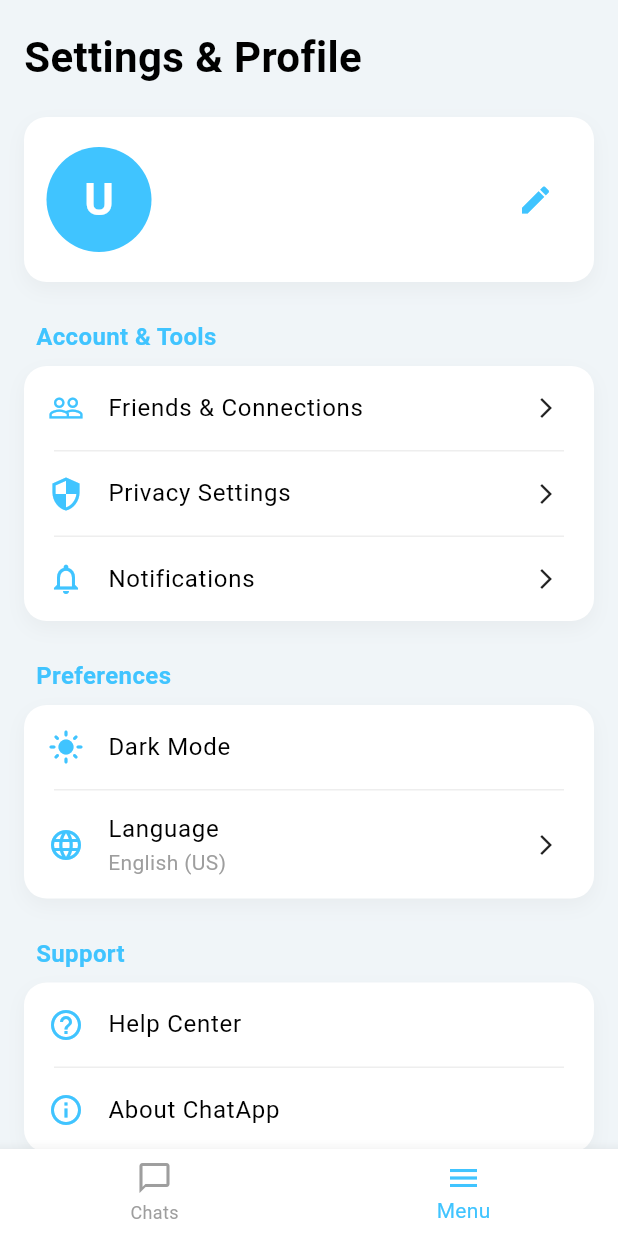
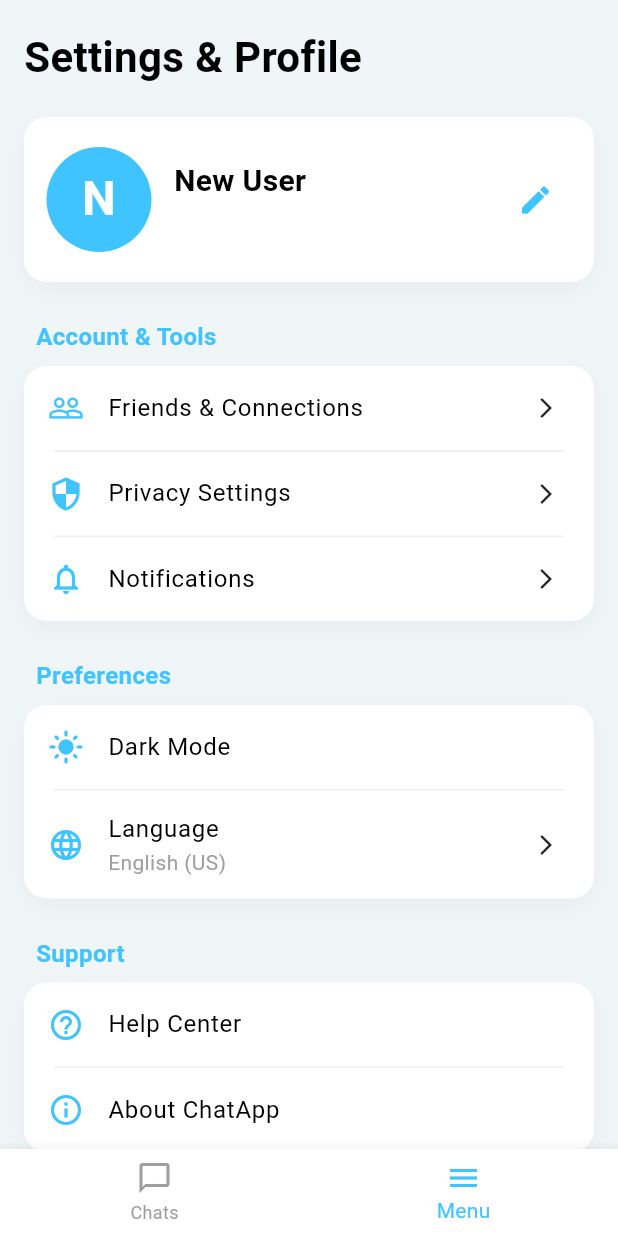
Before and after one commit to jui1960/Chat-App-----flutter, a Flutter app: the HomeScreen screen opened directly, item 2 of the bottom bar chosen, on a phone screen of 412 x 824 dp. Run offline on Flutter 3.47's test engine with Material 3 defaults, Android fonts, the phone set to English and light mode, and no system bars; our stand-ins replace cloud_firestore, firebase_auth, firebase_core, shared_preferences; accounts and stored records are empty.

Commit message:
profile pic fixed

```diff
--- a/lib/main.dart
+++ b/lib/main.dart
@@ -1,4 +1,4 @@
-// lib/main.dart
+// lib/main.dart (FINAL UPDATED CODE)
 
 import 'package:flutter/material.dart';
 import 'package:firebase_core/firebase_core.dart';
@@ -7,34 +7,27 @@ import 'package:provider/provider.dart';
 import 'theme_notifier.dart';
 import 'screens/login_screen.dart';
 import 'package:chat_app/screens/home_screen.dart';
-// NEW: UserStatusTracker ইমপোর্ট করুন
-import 'screens//user_status_tracker.dart';
+// ইমপোর্ট পাথ ঠিক করা হলো
+import 'screens/user_status_tracker.dart';
 
 
 void main() async {
   WidgetsFlutterBinding.ensureInitialized();
   await Firebase.initializeApp();
 
-  // 1. Load the saved theme preference before running the app
   final savedThemeMode = await ThemeNotifier.loadThemeMode();
-
-  // NEW: স্ট্যাটাস ট্র্যাকার ইনিশিয়ালাইজ করুন
-  // এটি প্রথম ইউজার লগইন হওয়ার সাথে সাথেই কাজ শুরু করবে
-  UserStatusTracker();
 
   runApp(
     ChangeNotifierProvider(
-      // 2. Initialize ThemeNotifier with the loaded theme mode
       create: (_) => ThemeNotifier(savedThemeMode),
-      child: ChatApp(),
+      child: const ChatApp(),
     ),
   );
 }
 
 class ChatApp extends StatelessWidget {
-// ... (Rest of the ChatApp code remains unchanged)
-// ...
-// ...
+  const ChatApp({super.key});
+
   @override
   Widget build(BuildContext context) {
     final themeNotifier = Provider.of<ThemeNotifier>(context);
@@ -43,28 +36,46 @@ class ChatApp extends StatelessWidget {
       debugShowCheckedModeBanner: false,
       title: 'Chat App',
       themeMode: themeNotifier.themeMode,
+
       theme: ThemeData(
           brightness: Brightness.light,
           scaffoldBackgroundColor: const Color(0xFFF0F5F8),
-          appBarTheme: const AppBarTheme(backgroundColor: Color(0xFFF0F5F8), elevation: 0, iconTheme: IconThemeData(color: Colors.black)),
-          colorScheme: ColorScheme.fromSwatch(primarySwatch: Colors.blue).copyWith(secondary: Colors.lightBlueAccent, surface: Colors.white),
+          appBarTheme: const AppBarTheme(
+              backgroundColor: Color(0xFFF0F5F8),
+              elevation: 0,
+              iconTheme: IconThemeData(color: Colors.black)
+          ),
+          colorScheme: ColorScheme.fromSwatch(primarySwatch: Colors.blue).copyWith(
+              secondary: Colors.lightBlueAccent,
+              surface: Colors.white
+          ),
           textTheme: const TextTheme(
             bodyLarge: TextStyle(color: Colors.black),
             bodyMedium: TextStyle(color: Colors.black87),
             bodySmall: TextStyle(color: Colors.grey),
           )
       ),
+
       darkTheme: ThemeData(
           brightness: Brightness.dark,
           scaffoldBackgroundColor: const Color(0xFF141A23),
-          appBarTheme: const AppBarTheme(backgroundColor: Color(0xFF141A23), elevation: 0, iconTheme: IconThemeData(color: Colors.white)),
-          colorScheme: ColorScheme.fromSwatch(primarySwatch: Colors.blue).copyWith(secondary: Colors.lightBlueAccent, surface: const Color(0xFF1E2733), brightness: Brightness.dark),
+          appBarTheme: const AppBarTheme(
+              backgroundColor: Color(0xFF141A23),
+              elevation: 0,
+              iconTheme: IconThemeData(color: Colors.white)
+          ),
+          colorScheme: ColorScheme.fromSwatch(primarySwatch: Colors.blue).copyWith(
+              secondary: Colors.lightBlueAccent,
+              surface: const Color(0xFF1E2733),
+              brightness: Brightness.dark
+          ),
           textTheme: const TextTheme(
             bodyLarge: TextStyle(color: Colors.white),
             bodyMedium: TextStyle(color: Colors.white70),
             bodySmall: TextStyle(color: Colors.grey),
           )
       ),
+
       home: FirebaseAuth.instance.currentUser != null
           ? const HomeScreen()
           : const LoginScreen(),
--- a/lib/menu_view.dart
+++ b/lib/menu_view.dart
@@ -1,11 +1,23 @@
+// lib/screens/menu_view.dart
+
 import 'package:flutter/material.dart';
 import 'package:firebase_auth/firebase_auth.dart';
 import 'package:provider/provider.dart';
+import 'package:cloud_firestore/cloud_firestore.dart';
 import 'theme_notifier.dart';
 import 'package:chat_app/screens/login_screen.dart';
+// ✅ AvatarWithLetter উইজেটটি ইমপোর্ট করা হয়েছে
+import '../widgets/avatar_with_letter.dart';
 
-class MenuView extends StatelessWidget {
+class MenuView extends StatefulWidget {
   const MenuView({super.key});
+
+  @override
+  State<MenuView> createState() => _MenuViewState();
+}
+
+class _MenuViewState extends State<MenuView> {
+  final _currentUser = FirebaseAuth.instance.currentUser;
 
   void _logout(BuildContext context) async {
     await FirebaseAuth.instance.signOut();
@@ -15,9 +27,21 @@ class MenuView extends StatelessWidget {
     );
   }
 
+  Stream<DocumentSnapshot>? _userStream;
+
+  @override
+  void initState() {
+    super.initState();
+    if (_currentUser != null) {
+      _userStream = FirebaseFirestore.instance
+          .collection('users')
+          .doc(_currentUser!.uid)
+          .snapshots();
+    }
+  }
+
   @override
   Widget build(BuildContext context) {
-    final user = FirebaseAuth.instance.currentUser;
     final isDarkMode = Theme.of(context).brightness == Brightness.dark;
     final surfaceColor = isDarkMode ? const Color(0xFF1E2733) : Colors.white;
 
@@ -37,7 +61,7 @@ class MenuView extends StatelessWidget {
               ),
             ),
           ),
-          _buildProfileSection(context, user, surfaceColor),
+          _buildProfileSection(context, surfaceColor),
           const SizedBox(height: 25),
           _buildSectionHeader(context, 'Account & Tools'),
           _buildSettingsCard(
@@ -91,18 +115,29 @@ class MenuView extends StatelessWidget {
     );
   }
 
-  Widget _buildProfileSection(BuildContext context, User? user, Color cardColor) {
+  Widget _buildProfileSection(BuildContext context, Color cardColor) {
+    if (_currentUser == null || _userStream == null) {
+      return const Center(child: Text("User not logged in."));
+    }
+
+    return StreamBuilder<DocumentSnapshot>(
+      stream: _userStream,
+      builder: (context, snapshot) {
+        if (snapshot.connectionState == ConnectionState.waiting) {
+          return const Center(child: CircularProgressIndicator());
+        }
+        if (snapshot.hasError) {
+          return Center(child: Text('Error loading profile: ${snapshot.error}'));
+        }
+
+        final userData = snapshot.data!.data() as Map<String, dynamic>?;
+
+        final userImageUrl = userData?['imageUrl'] ?? '';
+        final displayName = userData?['fullName'] ?? userData?['username'] ?? 'New User';
+        final email = _currentUser!.email ?? 'Email not available';
+
         final theme = Theme.of(context);
         final isDarkMode = theme.brightness == Brightness.dark;
-
-    // Safety check: Get the first letter of the display name
-    String initials = 'U';
-    String? displayName = user?.displayName;
-
-    if (displayName != null && displayName.isNotEmpty) {
-      // FIX: Ensure the string is not empty before calling substring(0, 1)
-      initials = displayName.substring(0, 1).toUpperCase();
-    }
 
         return Container(
           decoration: BoxDecoration(
@@ -113,13 +148,14 @@ class MenuView extends StatelessWidget {
           padding: const EdgeInsets.symmetric(vertical: 20, horizontal: 15),
           child: Row(
             children: [
-          CircleAvatar(
+              // 🛑 FIX: CircleAvatar-কে AvatarWithLetter দিয়ে রিপ্লেস করা হলো
+              AvatarWithLetter(
+                imageUrl: userImageUrl,
+                userName: displayName,
                 radius: 35,
-            backgroundColor: theme.colorScheme.secondary,
-            child: Text(
-              initials, // Use the safely determined initial
-              style: const TextStyle(fontSize: 30, color: Colors.white, fontWeight: FontWeight.bold),
-            ),
+                // Menu স্ক্রিনে অনলাইন ইন্ডিকেটর সাধারণত লাগে না, তাই false
+                isOnline: false,
+                onlineIndicatorBackgroundColor: cardColor,
               ),
               const SizedBox(width: 15),
               Expanded(
@@ -127,13 +163,13 @@ class MenuView extends StatelessWidget {
                   crossAxisAlignment: CrossAxisAlignment.start,
                   children: [
                     Text(
-                  displayName ?? 'New User',
+                      displayName,
                       style: TextStyle(fontSize: 20, fontWeight: FontWeight.bold, color: theme.textTheme.bodyLarge?.color),
                       overflow: TextOverflow.ellipsis,
                     ),
                     const SizedBox(height: 4),
                     Text(
-                  user?.email ?? 'Status: Available',
+                      email,
                       style: TextStyle(fontSize: 14, color: isDarkMode ? Colors.grey.shade400 : Colors.grey.shade600),
                       overflow: TextOverflow.ellipsis,
                     ),
@@ -149,8 +185,11 @@ class MenuView extends StatelessWidget {
             ],
           ),
         );
+      },
+    );
   }
 
+  // --- Helper Widgets (Unchanged) ---
   Widget _buildSectionHeader(BuildContext context, String title) {
     return Padding(
       padding: const EdgeInsets.only(left: 8.0, bottom: 8.0),
--- a/lib/screens/user_status_tracker.dart
+++ b/lib/screens/user_status_tracker.dart
@@ -1,46 +1,71 @@
-import 'package:flutter/material.dart';
+// lib/screens/user_status_tracker.dart (FINAL CORRECTED CODE)
+
+import 'package:flutter/widgets.dart';
+import 'package:firebase_auth/firebase_auth.dart';
 import 'package:cloud_firestore/cloud_firestore.dart';
-import 'package:firebase_auth/firebase_auth.dart';
 
-class UserStatusTracker extends WidgetsBindingObserver {
+class UserStatusTracker extends StatefulWidget {
+  const UserStatusTracker({super.key, required this.child});
+  final Widget child;
+
+  @override
+  State<UserStatusTracker> createState() => _UserStatusTrackerState();
+}
+
+class _UserStatusTrackerState extends State<UserStatusTracker> with WidgetsBindingObserver {
   final _firestore = FirebaseFirestore.instance;
-  final _userId = FirebaseAuth.instance.currentUser?.uid;
+  final _auth = FirebaseAuth.instance;
+  User? _currentUser;
 
-  UserStatusTracker() {
-    // WidgetsBinding-এ Observer হিসেবে নিজেকে যোগ করা
+  @override
+  void initState() {
+    super.initState();
     WidgetsBinding.instance.addObserver(this);
 
-    // অ্যাপ চালু হওয়ার সাথে সাথেই স্ট্যাটাস "Online" করা
-    if (_userId != null) {
-      _updateUserStatus(true);
+    _currentUser = _auth.currentUser;
+    if (_currentUser != null) {
+      _setUserStatus(isOnline: true);
     }
   }
 
-  // যখন অ্যাপের লাইফসাইকেল স্টেট পরিবর্তন হয়
+  @override
+  void dispose() {
+    WidgetsBinding.instance.removeObserver(this);
+    if (_currentUser != null) {
+      _setUserStatus(isOnline: false);
+    }
+    super.dispose();
+  }
+
   @override
   void didChangeAppLifecycleState(AppLifecycleState state) {
-    if (_userId == null) return;
+    _currentUser = _auth.currentUser;
+    if (_currentUser == null) return;
 
     if (state == AppLifecycleState.resumed) {
-      // অ্যাপ ফোরগ্রাউন্ডে আসলে (খুললে)
-      _updateUserStatus(true);
-    } else if (state == AppLifecycleState.inactive ||
-        state == AppLifecycleState.paused ||
-        state == AppLifecycleState.detached) {
-      // অ্যাপ ব্যাকগ্রাউন্ডে গেলে বা বন্ধ হলে
-      _updateUserStatus(false);
+      _setUserStatus(isOnline: true);
+    } else if (state == AppLifecycleState.paused || state == AppLifecycleState.detached) {
+      _setUserStatus(isOnline: false);
     }
   }
 
-  // Firestore-এ স্ট্যাটাস আপডেট করার মূল ফাংশন
-  void _updateUserStatus(bool isOnline) {
-    _firestore.collection('users').doc(_userId).update({
+  void _setUserStatus({required bool isOnline}) {
+    if (_currentUser == null) return;
+
+    final userRef = _firestore.collection('users').doc(_currentUser!.uid);
+
+    final data = {
       'isOnline': isOnline,
-      // শেষ কখন দেখা গেছে তার রেকর্ড
-      'lastSeen': FieldValue.serverTimestamp(),
-    }).catchError((error) {
-      // যদি Firestore-এ ডেটা সেভ করতে কোনো সমস্যা হয় (যেমন 'users' কালেকশন না থাকলে)
-      print('Failed to update user status: $error');
+      if (!isOnline) 'lastSeen': Timestamp.now(),
+    };
+
+    userRef.set(data, SetOptions(merge: true)).catchError((error) {
+      debugPrint("Failed to update status: $error");
     });
   }
+
+  @override
+  Widget build(BuildContext context) {
+    return widget.child;
+  }
 }
--- a/lib/widgets/avatar_with_letter.dart
+++ b/lib/widgets/avatar_with_letter.dart
@@ -1,6 +1,8 @@
 import 'package:flutter/material.dart';
 
 class AvatarWithLetter extends StatelessWidget {
+  // imageUrl এবং userName-কে অবশ্যই non-nullable String হতে হবে।
+  // কল করার সময় null এলে, calling site-এ ?? '' ব্যবহার করতে হবে।
   final String imageUrl;
   final String userName;
   final double radius;
@@ -17,8 +19,10 @@ class AvatarWithLetter extends StatelessWidget {
   });
 
   // Determines if the URL is a placeholder/default URL
+  // এটি পরীক্ষা করে যে URL খালি, নাকি একটি ডিফল্ট URL।
   bool _isImageValid(String url) {
-    // এখানে আপনি আপনার ডিফল্ট/প্লেসহোল্ডার URL-এর সাথে তুলনা করতে পারেন
+    // URL যদি খালি হয় (''), তবে এটি false দেবে।
+    // ফলে Text Avatar দেখাবে।
     return url.isNotEmpty && url != 'https://via.placeholder.com/150';
   }
 
@@ -31,6 +35,7 @@ class AvatarWithLetter extends StatelessWidget {
 
   @override
   Widget build(BuildContext context) {
+    // এখানে কোনো পরিবর্তন দরকার নেই, কারণ লজিক ঠিক আছে
     final bool useImage = _isImageValid(imageUrl);
     final String firstLetter = _getFirstLetter(userName);
 
@@ -41,7 +46,9 @@ class AvatarWithLetter extends StatelessWidget {
     final Widget avatar = CircleAvatar(
       radius: radius,
       backgroundColor: Theme.of(context).colorScheme.secondary,
-      backgroundImage: useImage ? NetworkImage(imageUrl) : null,
+      backgroundImage: useImage
+          ? NetworkImage(imageUrl) // এখানে এখন error দেবে না, কারণ imageUrl non-empty
+          : null,
       child: useImage
           ? null
           : Text(
```
Also changed, not shown: lib/screens/chat_screen.dart (+26 -15 lines), lib/screens/home_screen.dart (+24 -14 lines), lib/screens/user_profile_screen.dart (+18 -20 lines). Lines whose indentation alone changed are shown as unchanged.
